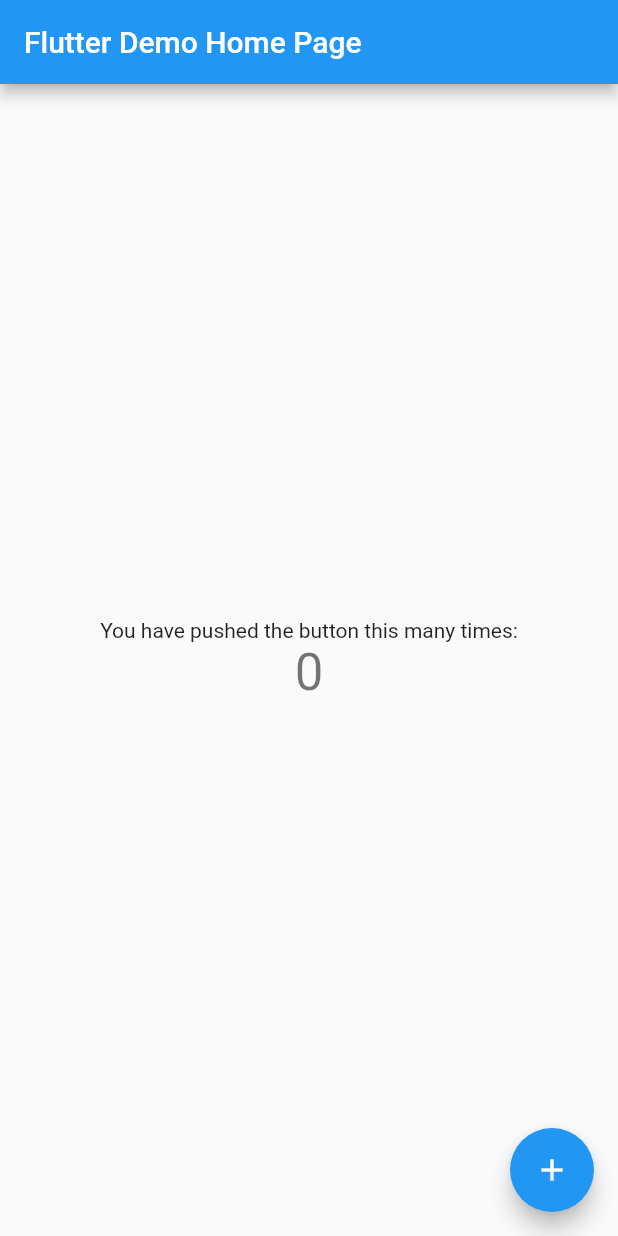
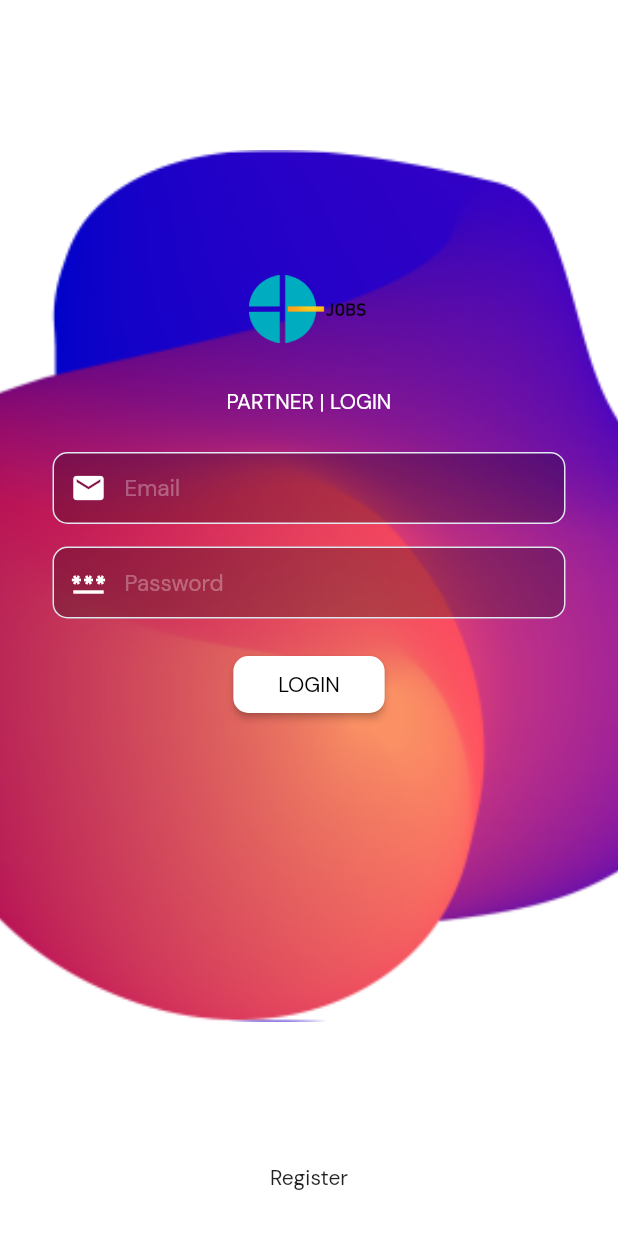
Before and after one commit to Nicholas-Cy/Partner-App, a Flutter app: the screen it shows after launch, on a phone screen of 412 x 824 dp. Run offline on Flutter 3.47's test engine with Material 2 defaults, Android fonts, the phone set to English and light mode, and no system bars; our stand-ins replace google_fonts.

Commit message:
New/Ui: `Login` screen MVP done

```diff
--- a/lib/main.dart
+++ b/lib/main.dart
@@ -1,115 +1,36 @@
+import 'package:flutter/foundation.dart';
 import 'package:flutter/material.dart';
+import 'package:flutter/services.dart';
+import 'package:google_fonts/google_fonts.dart';
 
-void main() {
+import './ui/authentication/login.dart';
+
+Future<void> main() async {
+  // Register google_fonts license (DM Sans)
+  LicenseRegistry.addLicense(() async* {
+    final license = await rootBundle.loadString('google_fonts/dmsans/OFL.txt');
+    yield LicenseEntryWithLineBreaks(['google_fonts'], license);
+  });
+  LicenseRegistry.addLicense(() async* {
+    final license = await rootBundle.loadString('google_fonts/raleway/OFL.txt');
+    yield LicenseEntryWithLineBreaks(['google_fonts'], license);
+  });
+  WidgetsFlutterBinding.ensureInitialized();
   runApp(const MyApp());
 }
 
 class MyApp extends StatelessWidget {
   const MyApp({Key? key}) : super(key: key);
 
-  // This widget is the root of your application.
   @override
   Widget build(BuildContext context) {
     return MaterialApp(
-      title: 'Flutter Demo',
+      title: 'BeemCoda Jobs Partner',
       theme: ThemeData(
-        // This is the theme of your application.
-        //
-        // Try running your application with "flutter run". You'll see the
-        // application has a blue toolbar. Then, without quitting the app, try
-        // changing the primarySwatch below to Colors.green and then invoke
-        // "hot reload" (press "r" in the console where you ran "flutter run",
-        // or simply save your changes to "hot reload" in a Flutter IDE).
-        // Notice that the counter didn't reset back to zero; the application
-        // is not restarted.
         primarySwatch: Colors.blue,
+        textTheme: GoogleFonts.dmSansTextTheme(),
       ),
-      home: const MyHomePage(title: 'Flutter Demo Home Page'),
+      home: const LoginPage(),
     );
   }
 }
-
-class MyHomePage extends StatefulWidget {
-  const MyHomePage({Key? key, required this.title}) : super(key: key);
-
-  // This widget is the home page of your application. It is stateful, meaning
-  // that it has a State object (defined below) that contains fields that affect
-  // how it looks.
-
-  // This class is the configuration for the state. It holds the values (in this
-  // case the title) provided by the parent (in this case the App widget) and
-  // used by the build method of the State. Fields in a Widget subclass are
-  // always marked "final".
-
-  final String title;
-
-  @override
-  State<MyHomePage> createState() => _MyHomePageState();
-}
-
-class _MyHomePageState extends State<MyHomePage> {
-  int _counter = 0;
-
-  void _incrementCounter() {
-    setState(() {
-      // This call to setState tells the Flutter framework that something has
-      // changed in this State, which causes it to rerun the build method below
-      // so that the display can reflect the updated values. If we changed
-      // _counter without calling setState(), then the build method would not be
-      // called again, and so nothing would appear to happen.
-      _counter++;
-    });
-  }
-
-  @override
-  Widget build(BuildContext context) {
-    // This method is rerun every time setState is called, for instance as done
-    // by the _incrementCounter method above.
-    //
-    // The Flutter framework has been optimized to make rerunning build methods
-    // fast, so that you can just rebuild anything that needs updating rather
-    // than having to individually change instances of widgets.
-    return Scaffold(
-      appBar: AppBar(
-        // Here we take the value from the MyHomePage object that was created by
-        // the App.build method, and use it to set our appbar title.
-        title: Text(widget.title),
-      ),
-      body: Center(
-        // Center is a layout widget. It takes a single child and positions it
-        // in the middle of the parent.
-        child: Column(
-          // Column is also a layout widget. It takes a list of children and
-          // arranges them vertically. By default, it sizes itself to fit its
-          // children horizontally, and tries to be as tall as its parent.
-          //
-          // Invoke "debug painting" (press "p" in the console, choose the
-          // "Toggle Debug Paint" action from the Flutter Inspector in Android
-          // Studio, or the "Toggle Debug Paint" command in Visual Studio Code)
-          // to see the wireframe for each widget.
-          //
-          // Column has various properties to control how it sizes itself and
-          // how it positions its children. Here we use mainAxisAlignment to
-          // center the children vertically; the main axis here is the vertical
-          // axis because Columns are vertical (the cross axis would be
-          // horizontal).
-          mainAxisAlignment: MainAxisAlignment.center,
-          children: <Widget>[
-            const Text(
-              'You have pushed the button this many times:',
-            ),
-            Text(
-              '$_counter',
-              style: Theme.of(context).textTheme.headline4,
-            ),
-          ],
-        ),
-      ),
-      floatingActionButton: FloatingActionButton(
-        onPressed: _incrementCounter,
-        tooltip: 'Increment',
-        child: const Icon(Icons.add),
-      ), // This trailing comma makes auto-formatting nicer for build methods.
-    );
-  }
-}
--- /dev/null
+++ b/lib/ui/authentication/login.dart
@@ -0,0 +1,150 @@
+import 'package:flutter/material.dart';
+import 'package:google_fonts/google_fonts.dart';
+
+import '../theme_data/fonts.dart';
+import '../theme_data/inputs.dart';
+import '../homepage/index.dart';
+
+class LoginPage extends StatelessWidget {
+  const LoginPage({Key? key}) : super(key: key);
+
+  @override
+  Widget build(BuildContext context) {
+    double width = MediaQuery.of(context).size.width;
+    double height = MediaQuery.of(context).size.height;
+    return Scaffold(
+      resizeToAvoidBottomInset: false,
+      body: Container(
+        color: Colors.white,
+        child: Stack(
+          alignment: Alignment.topCenter,
+          children: [
+            // BG Splash
+            Positioned(
+              top: 100.0,
+              child: Image(
+                width: width + 200.0,
+                fit: BoxFit.cover,
+                image: const AssetImage(
+                    'assets/illustrations/partner-app-login-bg.png'),
+              ),
+            ),
+            SingleChildScrollView(
+              child: Container(
+                transform: Matrix4.translationValues(0.0, -80.0, 0.0),
+                height: height,
+                padding: const EdgeInsets.symmetric(horizontal: 35.0),
+                color: Colors.transparent,
+                child: Column(
+                  crossAxisAlignment: CrossAxisAlignment.center,
+                  mainAxisAlignment: MainAxisAlignment.center,
+                  children: [
+                    const Image(
+                      width: 80.0,
+                      fit: BoxFit.contain,
+                      image: AssetImage('assets/images/logo.png'),
+                    ),
+                    Padding(
+                      padding: const EdgeInsets.only(
+                        top: 30.0,
+                        bottom: 10.0,
+                      ),
+                      child: DefaultTextStyle(
+                        style: GoogleFonts.dmSans(
+                          textStyle: FontThemeData.authHeading,
+                        ),
+                        child: Text("PARTNER | LOGIN",
+                            softWrap: true,
+                            style: GoogleFonts.dmSans(
+                                textStyle: FontThemeData.btnText)),
+                      ),
+                    ),
+                    Padding(
+                      padding: const EdgeInsets.symmetric(vertical: 15.0),
+                      child: TextFormField(
+                        style: const TextStyle(
+                          color: Colors.white,
+                        ),
+                        keyboardType: TextInputType.emailAddress,
+                        decoration: InputDecoration(
+                          contentPadding:
+                              const EdgeInsets.symmetric(vertical: 5.0),
+                          hintText: 'Email',
+                          filled: true,
+                          fillColor: Colors.black.withOpacity(0.25),
+                          prefixIcon:
+                              const Icon(Icons.email, color: Colors.white),
+                          hintStyle: const TextStyle(
+                              color: Colors.white30, fontSize: 15.0),
+                          enabledBorder: InputsThemeData.inputBorder,
+                          focusedBorder: InputsThemeData.inputBorderSelected,
+                        ),
+                      ),
+                    ),
+                    Padding(
+                      padding: const EdgeInsets.only(
+                        bottom: 20.0,
+                      ),
+                      child: TextFormField(
+                        style: const TextStyle(
+                          color: Colors.white,
+                          decorationColor: Colors.black,
+                        ),
+                        obscureText: true,
+                        keyboardType: TextInputType.visiblePassword,
+                        decoration: InputDecoration(
+                          contentPadding:
+                              const EdgeInsets.symmetric(vertical: 5.0),
+                          hintText: 'Password',
+                          filled: true,
+                          fillColor: Colors.black.withOpacity(0.25),
+                          prefixIcon:
+                              const Icon(Icons.password, color: Colors.white),
+                          hintStyle: const TextStyle(
+                              color: Colors.white30, fontSize: 15.0),
+                          enabledBorder: InputsThemeData.inputBorder,
+                          focusedBorder: InputsThemeData.inputBorderSelected,
+                        ),
+                      ),
+                    ),
+                    ElevatedButton(
+                      onPressed: () {
+                        Navigator.push(context,
+                            MaterialPageRoute(builder: (context) {
+                          return const HomePage();
+                        }));
+                      },
+                      style: ElevatedButton.styleFrom(
+                        padding: const EdgeInsets.symmetric(
+                          horizontal: 30.0,
+                          vertical: 10.0,
+                        ),
+                        primary: const Color.fromRGBO(255, 255, 255, 1.0),
+                        shape: RoundedRectangleBorder(
+                          borderRadius: BorderRadius.circular(
+                            10.0,
+                          ),
+                        ),
+                      ),
+                      child: Text(
+                        "LOGIN",
+                        softWrap: true,
+                        style: GoogleFonts.dmSans(
+                          textStyle: FontThemeData.btnBlackText,
+                        ),
+                      ),
+                    ),
+                  ],
+                ),
+              ),
+            ),
+            const Positioned(
+              bottom: 30.0,
+              child: Text("Register"),
+            ),
+          ],
+        ),
+      ),
+    );
+  }
+}
--- /dev/null
+++ b/lib/ui/theme_data/fonts.dart
@@ -0,0 +1,171 @@
+import 'package:flutter/material.dart';
+
+abstract class FontThemeData {
+  static const Color grey700 = Color.fromRGBO(51, 65, 85, 1.0);
+  static const Color teal = Color.fromRGBO(16, 185, 129, 1.0);
+
+  // Common Components
+  static const TextStyle inputLabel = TextStyle(
+    fontSize: 12.0,
+    fontWeight: FontWeight.w700,
+    color: Color.fromRGBO(100, 116, 139, 1.0),
+  );
+
+  static const TextStyle jobItemName = TextStyle(
+    fontSize: 14.0,
+    fontWeight: FontWeight.w400,
+    color: grey700,
+  );
+
+  static const TextStyle jobItemCompanyName = TextStyle(
+    fontSize: 10.0,
+    fontWeight: FontWeight.w400,
+    color: Color.fromRGBO(59, 130, 246, 1.0),
+  );
+
+  static const TextStyle jobItemTypeAndLocation = TextStyle(
+    fontSize: 12.0,
+    fontWeight: FontWeight.w400,
+    color: Color.fromRGBO(80, 80, 80, 1.0),
+  );
+
+  static const TextStyle jobItemSalary = TextStyle(
+    fontSize: 14.0,
+    fontWeight: FontWeight.w700,
+    color: grey700,
+  );
+
+  static const TextStyle jobItemMomentsAgo = TextStyle(
+    fontSize: 10.0,
+    fontWeight: FontWeight.w700,
+    color: grey700,
+  );
+
+  static const TextStyle notificationMsgText = TextStyle(
+    fontSize: 12.0,
+    fontWeight: FontWeight.w400,
+    color: teal,
+  );
+
+  static const TextStyle notificationMsgTextBold = TextStyle(
+    fontSize: 14.0,
+    fontWeight: FontWeight.w700,
+    color: teal,
+  );
+
+  /// Login Page
+  static const TextStyle authHeading =
+      TextStyle(fontSize: 18, fontWeight: FontWeight.w500, color: Colors.black);
+
+  static const TextStyle btnText =
+      TextStyle(fontSize: 14, fontWeight: FontWeight.w400, color: Colors.white);
+
+  static const TextStyle btnBlackText =
+      TextStyle(fontSize: 14, fontWeight: FontWeight.w400, color: Colors.black);
+
+  static const TextStyle authBtnFB =
+      TextStyle(fontSize: 16, fontWeight: FontWeight.w400, color: Colors.white);
+
+  static const TextStyle authBtnGoogle =
+      TextStyle(fontSize: 16, fontWeight: FontWeight.w400, color: Colors.black);
+
+  /// Menu
+  static const TextStyle menuItem = TextStyle(
+    fontSize: 12,
+    fontWeight: FontWeight.w400,
+    color: Color.fromRGBO(125, 123, 123, 1.0),
+  );
+
+  static const TextStyle menuItemActive = TextStyle(
+    fontSize: 12,
+    fontWeight: FontWeight.w400,
+    color: Color.fromRGBO(93, 216, 171, 1.0),
+  );
+
+  static const TextStyle menuItemNotifications = TextStyle(
+    fontSize: 14,
+    fontWeight: FontWeight.w700,
+    color: Colors.white,
+  );
+
+  /// Homepage
+  static const TextStyle welcomeTitle =
+      TextStyle(fontSize: 18, fontWeight: FontWeight.w700, color: Colors.white);
+
+  static const TextStyle welcomeOccupation =
+      TextStyle(fontSize: 14, fontWeight: FontWeight.w400, color: Colors.white);
+
+  static const TextStyle sectionTitles =
+      TextStyle(fontSize: 18, fontWeight: FontWeight.w700, color: Colors.black);
+
+  /// Profile Page
+  static const TextStyle profilePagePrimaryTitle =
+      TextStyle(fontSize: 20, fontWeight: FontWeight.w700, color: grey700);
+
+  static const TextStyle profilePageSecondaryTitle =
+      TextStyle(fontSize: 16, fontWeight: FontWeight.w700, color: grey700);
+
+  static const TextStyle profilePageOccupation =
+      TextStyle(fontSize: 16, fontWeight: FontWeight.w400, color: grey700);
+
+  static const TextStyle profilePageLocation = TextStyle(
+      fontSize: 14,
+      fontWeight: FontWeight.w400,
+      color: grey700,
+      fontStyle: FontStyle.italic);
+
+  static const TextStyle profilePageHintTxt = TextStyle(
+      fontSize: 12,
+      fontWeight: FontWeight.w400,
+      fontStyle: FontStyle.italic,
+      color: grey700);
+
+  static const TextStyle profilePageTxt = TextStyle(
+      fontSize: 14,
+      fontWeight: FontWeight.w400,
+      color: Color.fromRGBO(149, 149, 149, 1.0));
+
+  static const TextStyle resumeTitle = TextStyle(
+    fontSize: 16,
+    fontWeight: FontWeight.w400,
+    color: Colors.black,
+  );
+
+  static TextStyle resumeDocType = TextStyle(
+    fontSize: 10,
+    fontWeight: FontWeight.w400,
+    fontStyle: FontStyle.italic,
+    color: Colors.black.withOpacity(0.6),
+  );
+
+  /// Settings Page
+  static const TextStyle settingsListItem =
+      TextStyle(fontSize: 16, fontWeight: FontWeight.w400, color: grey700);
+
+  static const TextStyle settingsListItemPrimary =
+      TextStyle(fontSize: 16, fontWeight: FontWeight.w400, color: grey700);
+
+  static const TextStyle settingsListItemSecondary =
+      TextStyle(fontSize: 14, fontWeight: FontWeight.w400, color: grey700);
+
+  static const TextStyle settingsFontSizeXl =
+      TextStyle(fontSize: 24, fontWeight: FontWeight.w100, color: grey700);
+
+  static const TextStyle settingsFontSizeL =
+      TextStyle(fontSize: 20, fontWeight: FontWeight.w100, color: grey700);
+
+  static const TextStyle settingsFontSizeM =
+      TextStyle(fontSize: 16, fontWeight: FontWeight.w100, color: grey700);
+
+  static const TextStyle settingsFontSizeXlBold =
+      TextStyle(fontSize: 24, fontWeight: FontWeight.w700, color: Colors.black);
+
+  static const TextStyle settingsFontSizeLBold =
+      TextStyle(fontSize: 20, fontWeight: FontWeight.w700, color: Colors.black);
+
+  static const TextStyle settingsFontSizeMBold =
+      TextStyle(fontSize: 16, fontWeight: FontWeight.w700, color: Colors.black);
+
+  static const TextStyle settingsText =
+      TextStyle(fontSize: 14, fontWeight: FontWeight.w400, color: Colors.black);
+}
--- /dev/null
+++ b/lib/ui/theme_data/inputs.dart
@@ -0,0 +1,37 @@
+import 'package:flutter/material.dart';
+
+abstract class InputsThemeData {
+  static const double radius = 10.0;
+  static const Color grey700 = Color.fromRGBO(51, 65, 85, 1.0);
+
+  static OutlineInputBorder inputBorder = OutlineInputBorder(
+    borderSide: const BorderSide(
+      color: Color.fromRGBO(226, 232, 240, 1.0),
+      width: 1.0,
+    ),
+    borderRadius: BorderRadius.circular(radius),
+  );
+
+  static OutlineInputBorder inputBorderSelected = OutlineInputBorder(
+    borderSide: const BorderSide(
+      color: Colors.blue,
+    ),
+    borderRadius: BorderRadius.circular(radius),
+  );
+
+  static OutlineInputBorder inputForm = OutlineInputBorder(
+    borderSide: BorderSide(
+      color: grey700.withOpacity(0.2),
+      width: 1.0,
+    ),
+    borderRadius: BorderRadius.circular(0.0),
+  );
+
+  static OutlineInputBorder inputFormSelected = OutlineInputBorder(
+    borderSide: const BorderSide(
+      color: Colors.blue,
+      width: 1.0,
+    ),
+    borderRadius: BorderRadius.circular(0.0),
+  );
+}
```
Also changed, not shown: assets/illustrations/partner-app-login-bg.png (added).
